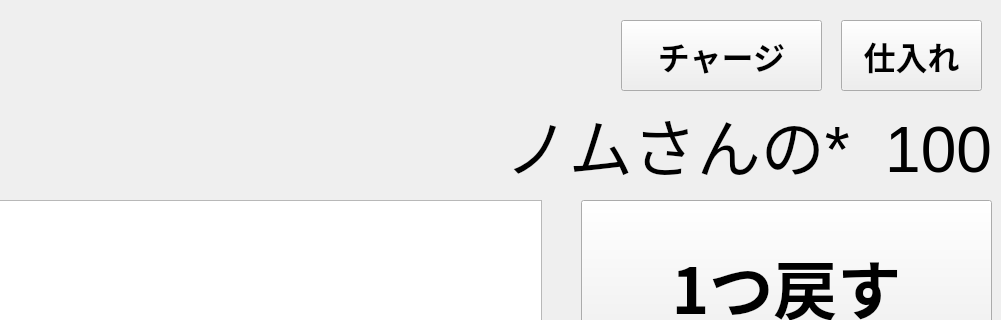
Before: the Qt Designer form mainwindow.ui in hide4096/9POS_C, drawn with Qt 5; both pictures show x 279 to 1280 and y 0 to 320 of the 1280 by 800 pixel window.
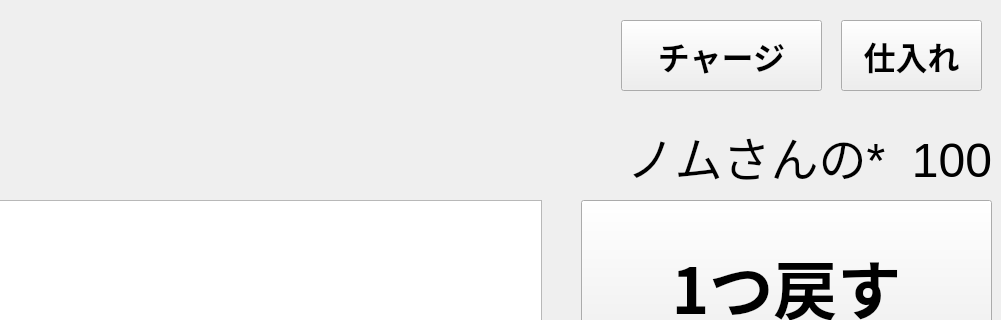
After: the same form once the commit is applied. The open tabs and pages were chosen to show the change.

Commit message: [fix]ウィンドウを修正

Patch:
```diff
--- a/mainwindow.ui
+++ b/mainwindow.ui
@@ -206,15 +206,15 @@
      <widget class="QLabel" name="scan_amount">
       <property name="geometry">
        <rect>
-        <x>540</x>
+        <x>430</x>
         <y>100</y>
-        <width>731</width>
+        <width>841</width>
         <height>91</height>
        </rect>
       </property>
       <property name="font">
        <font>
-        <pointsize>48</pointsize>
+        <pointsize>36</pointsize>
        </font>
       </property>
       <property name="layoutDirection">
```
Left out of the diff: 12 changed lines with no effect on the pictures.
